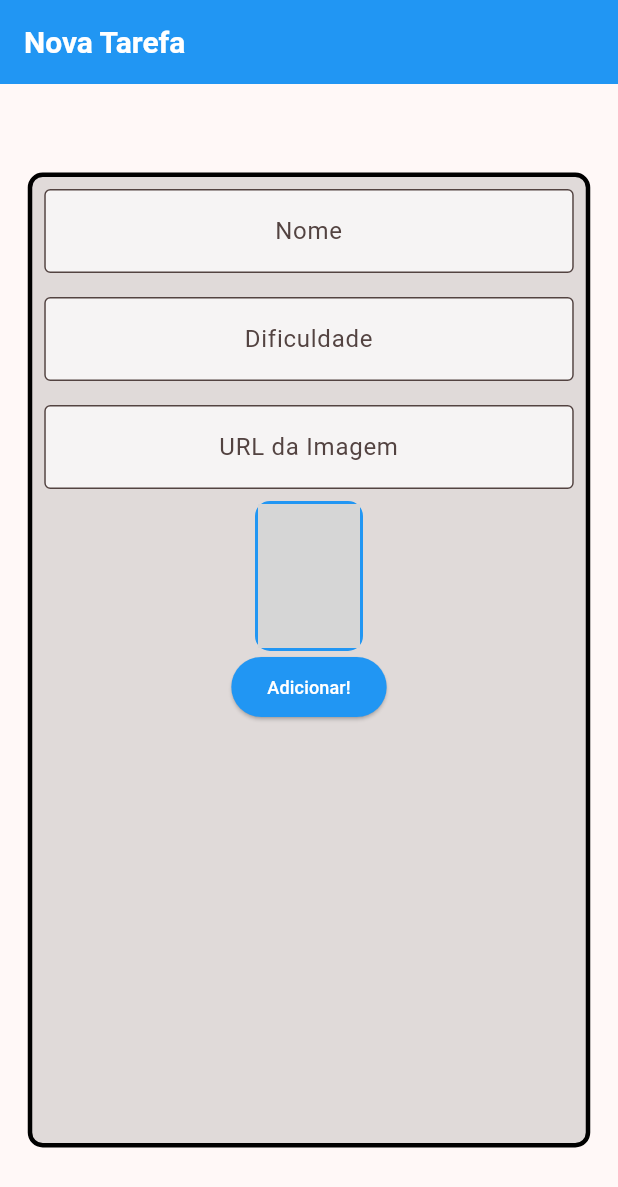
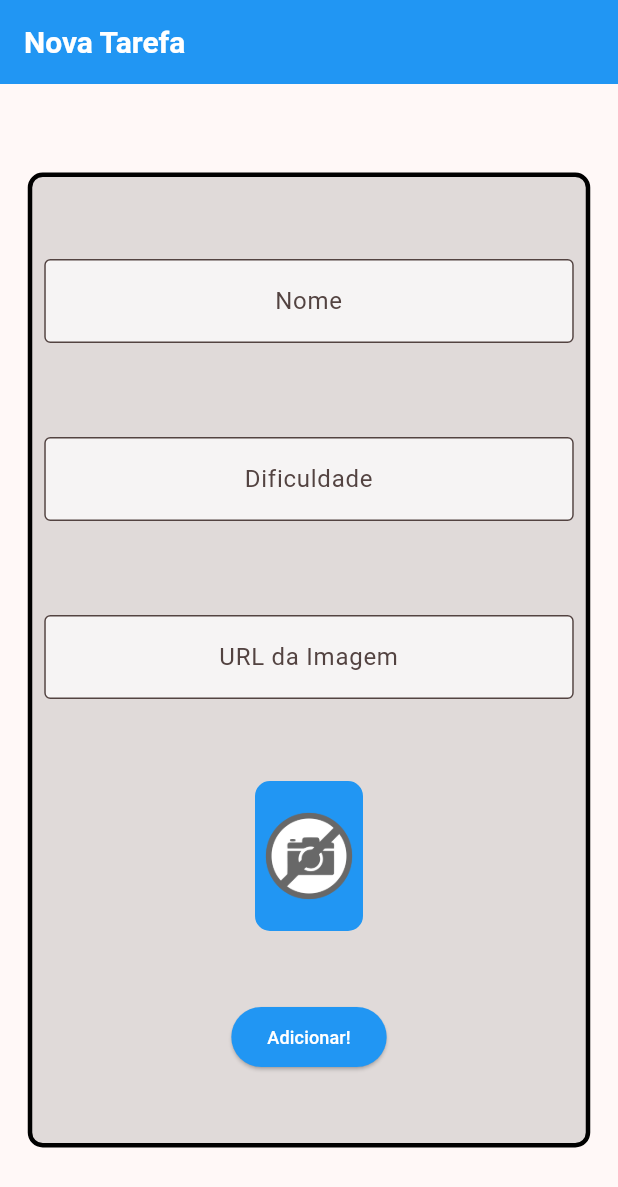
Before and after one commit to mtss-dev/estudo-flutter, a Flutter app: the screen it shows after launch, on a phone screen of 412 x 824 dp. Shown: the top 1187 px of the screen. Run offline on Flutter 3.47's test engine with Material 2 defaults, Android fonts, the phone set to English and light mode, and no system bars; network calls fail; grey boxes are pictures that could not be loaded.

Commit message:
Aula 1 sobre formulario concluida

```diff
--- a/lib/screens/form_screen.dart
+++ b/lib/screens/form_screen.dart
@@ -33,6 +33,8 @@ class _FormScreenState extends State<FormScreen> {
           height: 650,
           width: 375,
           child: Column(
+            mainAxisAlignment: MainAxisAlignment.spaceEvenly,
+            crossAxisAlignment: CrossAxisAlignment.center,
             children: [
               Padding(
                 padding: const EdgeInsets.all(8.0),
@@ -85,6 +87,9 @@ class _FormScreenState extends State<FormScreen> {
                   child: ClipRRect(
                     borderRadius: BorderRadius.circular(10),
                     child: Image.network(
+                      errorBuilder: (BuildContext context, Object exception,
+                              StackTrace? stackTrace) =>
+                          Image.asset('assets/images/nophoto.png'),
                       imageController.text,
                       fit: BoxFit.cover,
                     ),
```
Also changed, not shown: assets/images/nophoto.png (added).
